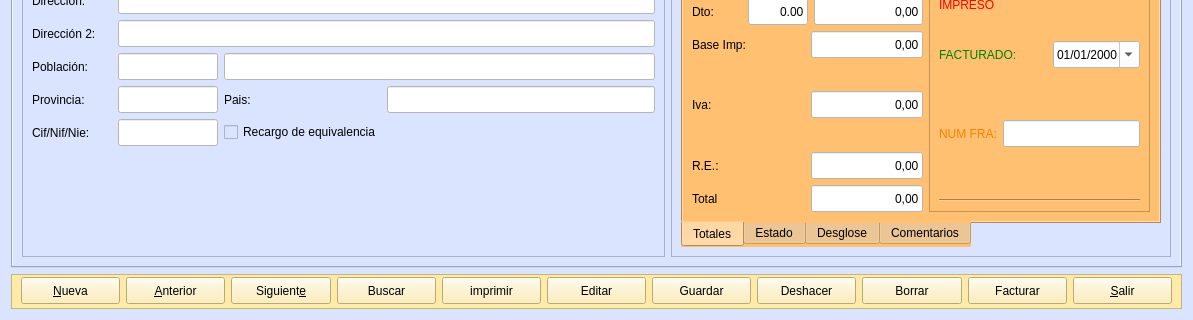
The window that frmalbaran.ui (arcnexus/RedFoX) describes before a commit, drawn with Qt 5; both pictures show x 0 to 1193 and y 164 to 484 of the 1193 by 484 pixel window.
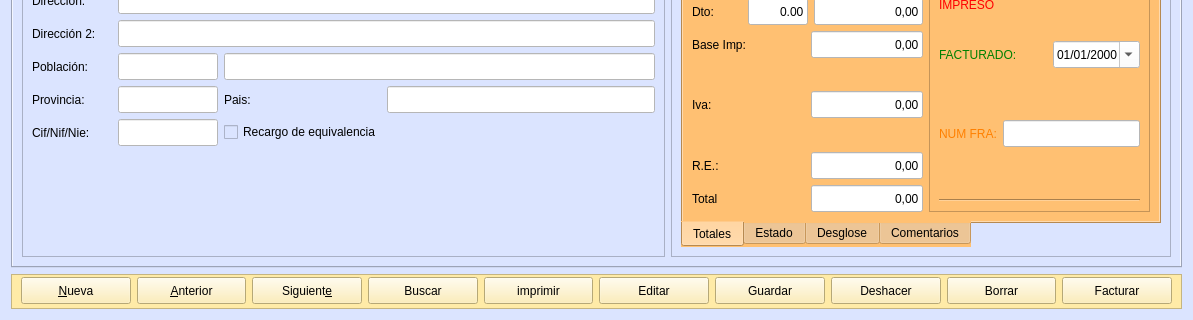
The same window after the commit. Icons and pictures are not drawn.

Commit message: ToolButons y botones cerrar Cambiados los ToolButton por sus Menu Action correspondientes en MainWindow. Borrado los borrotes cerrar de la subforms.

Patch:
```diff
--- a/frmalbaran.ui
+++ b/frmalbaran.ui
@@ -2368,29 +2368,6 @@
         </property>
        </widget>
       </item>
-      <item>
-       <widget class="QPushButton" name="btnCerrar">
-        <property name="minimumSize">
-         <size>
-          <width>0</width>
-          <height>27</height>
-         </size>
-        </property>
-        <property name="text">
-         <string>&amp;Salir</string>
-        </property>
-        <property name="icon">
-         <iconset resource="terra.qrc">
-          <normaloff>:/Icons/PNG/Exit.png</normaloff>:/Icons/PNG/Exit.png</iconset>
-        </property>
-        <property name="iconSize">
-         <size>
-          <width>24</width>
-          <height>24</height>
-         </size>
-        </property>
-       </widget>
-      </item>
      </layout>
     </widget>
    </item>
```
Left out of the diff: 20 changed lines with no effect on the pictures. The commit also changes 16 other files.
